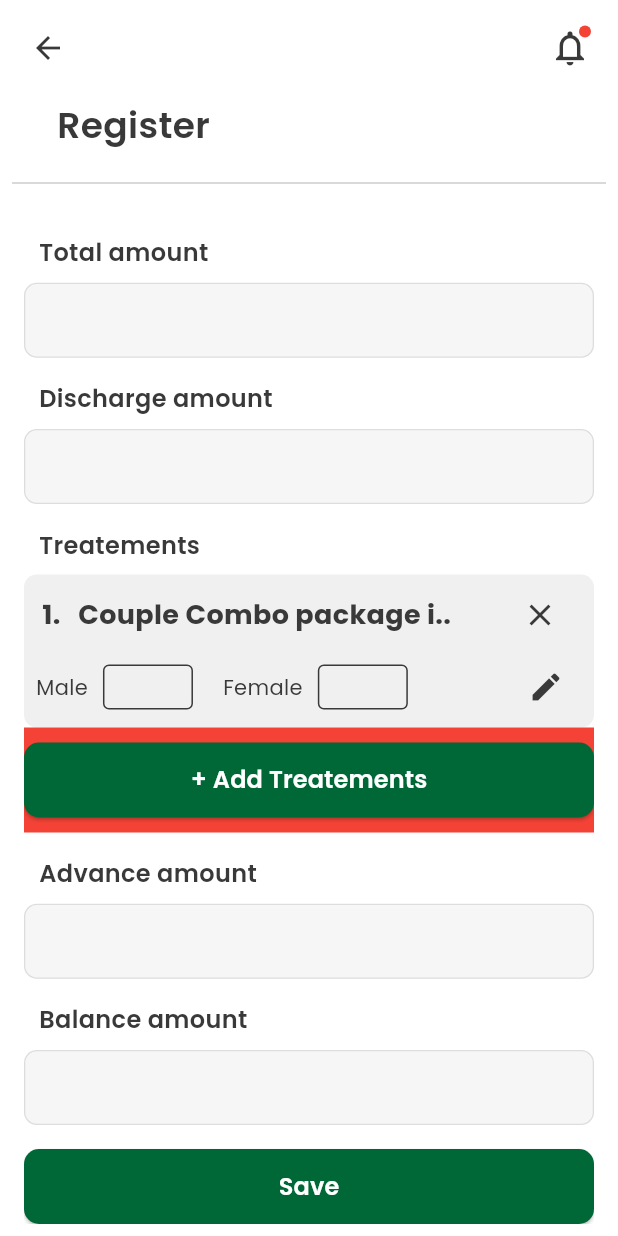
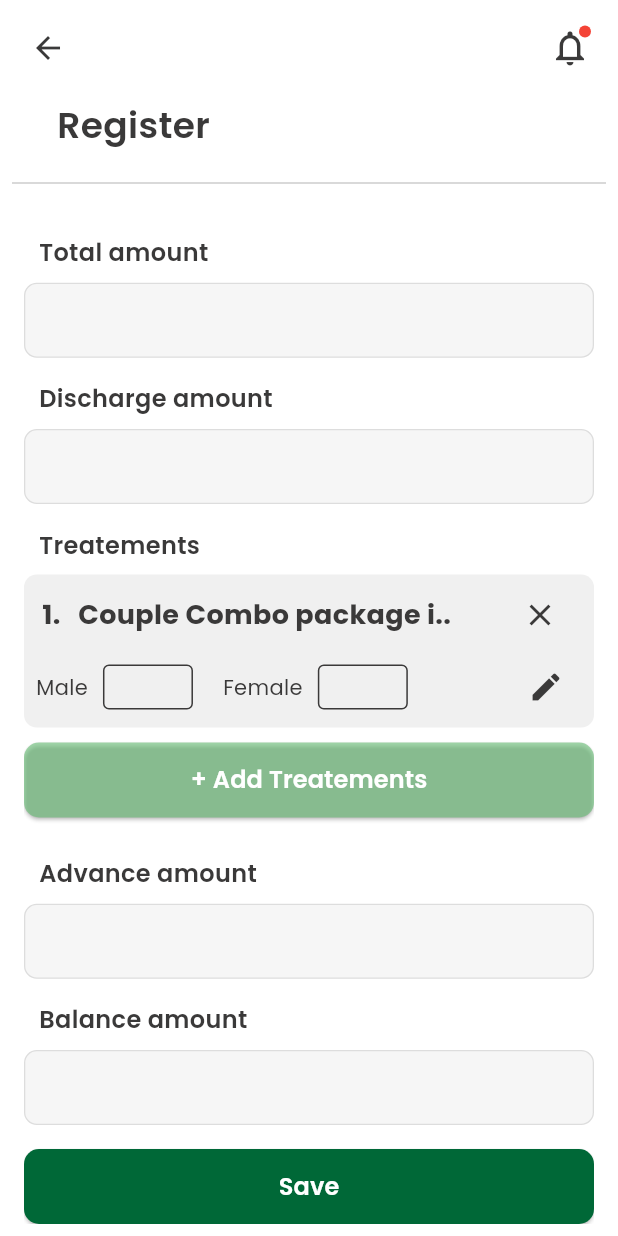
Before and after one commit to Hishamkool/Ayuvedic-App, a Flutter app: the RegisterPage screen opened by its route, scrolled down 407 dp, on a phone screen of 412 x 824 dp. Run offline on Flutter 3.47's test engine with Material 3 defaults, Android fonts, the phone set to English and light mode, and no system bars.

Commit message:
working on treatment dropdown sheet

```diff
--- a/lib/presentation/screens/login/login_page.dart
+++ b/lib/presentation/screens/login/login_page.dart
@@ -81,7 +81,7 @@ class LoginPage extends StatelessWidget {
                       ),
 
                       const SizedBox(height: 135),
-                      ElevatedButtonWidget(label: "Login"),
+                      ElevatedButtonWidget(label: "Login", onPressed: () {}),
                       const Spacer(),
                       Center(
                         child: Padding(
--- a/lib/presentation/screens/register/register_page.dart
+++ b/lib/presentation/screens/register/register_page.dart
@@ -1,6 +1,7 @@
 import 'package:app/presentation/widgets/appbar_notification_widget.dart';
 import 'package:app/presentation/widgets/custom_textfiled_with_label_widget.dart';
 import 'package:app/presentation/widgets/elevated_button_widget.dart';
+import 'package:app/presentation/widgets/register%20widgets/treatment_bottomsheet_widget.dart';
 import 'package:app/presentation/widgets/register%20widgets/treatments_widgets.dart';
 import 'package:flutter/material.dart';
 
@@ -133,6 +134,8 @@ class _RegisterPageState extends State<RegisterPage> {
                       const SizedBox(height: 16),
                       /* Treatments */
                       TreatmentsWidgets(),
+
+
                       const SizedBox(height: 16),
                       CustomTextfiledWithLabelWidget(
                         label: "Advance amount",
@@ -148,7 +151,7 @@ class _RegisterPageState extends State<RegisterPage> {
                       const SizedBox(height: 16),
                       /* Treatmentdate */
                       /* treatement time row */
-                      ElevatedButtonWidget(label: "Save"),
+                      ElevatedButtonWidget(label: "Save", onPressed: () {}),
                     ],
                   ),
                 ),
--- a/lib/presentation/widgets/elevated_button_widget.dart
+++ b/lib/presentation/widgets/elevated_button_widget.dart
@@ -4,11 +4,15 @@ import 'package:flutter/material.dart';
 class ElevatedButtonWidget extends StatelessWidget {
   final String label;
   final Color backgroundColor;
+  final Color labelColor;
+  final VoidCallback onPressed;
 
   const ElevatedButtonWidget({
     super.key,
     required this.label,
     this.backgroundColor = AppColors.appThemeColor,
+    this.labelColor = Colors.black,
+    required this.onPressed,
   });
 
   @override
--- a/lib/presentation/widgets/register widgets/treatments_widgets.dart
+++ b/lib/presentation/widgets/register widgets/treatments_widgets.dart
@@ -1,4 +1,5 @@
 import 'package:app/presentation/widgets/elevated_button_widget.dart';
+import 'package:app/presentation/widgets/register%20widgets/treatment_bottomsheet_widget.dart';
 import 'package:flutter/material.dart';
 
 class TreatmentsWidgets extends StatelessWidget {
@@ -113,10 +114,22 @@ class TreatmentsWidgets extends StatelessWidget {
 
         Container(
           padding: EdgeInsets.symmetric(vertical: 10),
-          color:
-          Colors.red,
-          child: ElevatedButtonWidget( label: "+ Add Treatements",),
-        )
+
+          child: ElevatedButtonWidget(
+            onPressed: () {
+              showModalBottomSheet(
+                isScrollControlled: true,
+                context: context,
+                shape: RoundedRectangleBorder(
+                  borderRadius: BorderRadius.vertical(top: Radius.circular(20)),
+                ),
+                builder: (context) => TreatmentBottomSheet(),
+              );
+            },
+            label: "+ Add Treatements",
+            backgroundColor: Color.fromRGBO(101, 189, 115, 0.6),
+          ),
+        ),
       ],
     );
   }
```
Also changed, not shown: lib/presentation/widgets/register widgets/treatment_bottomsheet_widget.dart (added, +39 -0 lines).
